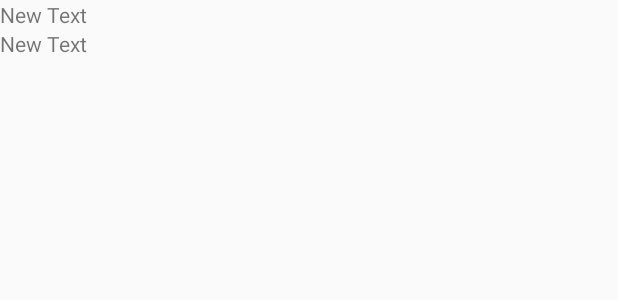
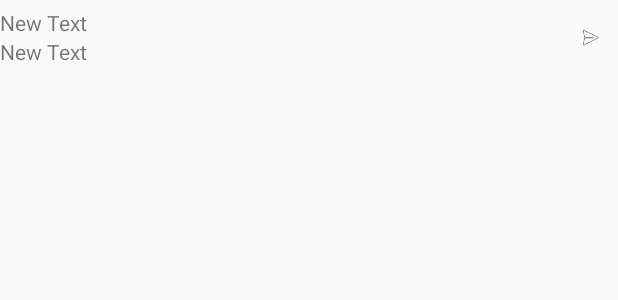
Before and after one commit to jalvaro/LivetvLinks, an Android app: the layout layout_item.xml on its own in the app's theme, with its tools: preview values and no code run, on a phone screen of 412 x 824 dp. Shown: the top 300 px of the screen. Run offline under Robolectric (Android 15) with nearby library versions, the phone set to English and light mode, and no system bars.

```diff
--- a/app/src/main/res/layout/layout_item.xml
+++ b/app/src/main/res/layout/layout_item.xml
@@ -2,7 +2,7 @@
 <LinearLayout xmlns:android="http://schemas.android.com/apk/res/android"
               android:orientation="horizontal"
               android:layout_width="match_parent"
-              android:layout_height="wrap_content">
+              android:layout_height="wrap_content" android:id="@+id/test">
 
 
     <ImageView
@@ -14,7 +14,9 @@
     <LinearLayout xmlns:android="http://schemas.android.com/apk/res/android"
                   android:orientation="vertical"
                   android:layout_width="match_parent"
-                  android:layout_height="50dp">
+                  android:layout_height="50dp"
+                  android:layout_weight="2"
+                  android:gravity="center_vertical">
         <TextView
                 android:layout_width="wrap_content"
                 android:layout_height="wrap_content"
@@ -26,4 +28,13 @@
                 android:text="New Text"
                 android:id="@+id/timeText"/>
     </LinearLayout>
+
+    <ImageView
+            android:layout_width="55dp"
+            android:layout_height="50dp"
+            android:id="@+id/openLink"
+            android:visibility="visible" android:src="@android:drawable/ic_menu_send"
+            android:layout_weight="1" android:paddingLeft="10dp" android:paddingRight="10dp"
+            android:layout_gravity="center_vertical"/>
+
 </LinearLayout>
--- a/app/src/main/res/values/strings.xml
+++ b/app/src/main/res/values/strings.xml
@@ -1,3 +1,4 @@
 <resources>
     <string name="app_name">LivetvLinks</string>
+    <string name="link_copied">Link copied.</string>
 </resources>
```
Also changed, not shown: app/src/main/java/com/jalvaro/livetvlinks/Utils.java (+44 -0 lines), app/src/main/java/com/jalvaro/livetvlinks/models/matchlinks/AceStreamLink.java (+1 -7 lines), app/src/main/java/com/jalvaro/livetvlinks/models/matchlinks/BrowserLink.java (+1 -6 lines), app/src/main/java/com/jalvaro/livetvlinks/models/matchlinks/ExternalLink.java (added, +13 -0 lines), app/src/main/java/com/jalvaro/livetvlinks/models/matchlinks/MatchLink.java (+23 -3 lines), app/src/main/java/com/jalvaro/livetvlinks/models/matchlinks/OtherLink.java (+1 -6 lines), app/src/main/java/com/jalvaro/livetvlinks/models/matchlinks/PlexusLink.java (added, +14 -0 lines), app/src/main/java/com/jalvaro/livetvlinks/models/matchlinks/SopCastLink.java (+1 -7 lines), app/src/main/java/com/jalvaro/livetvlinks/views/MyMatchAdapter.java (+2 -5 lines), app/src/main/java/com/jalvaro/livetvlinks/views/MyMatchLinkAdapter.java (+54 -6 lines), app/src/main/res/mipmap-xxxhdpi/kore.png (added).
